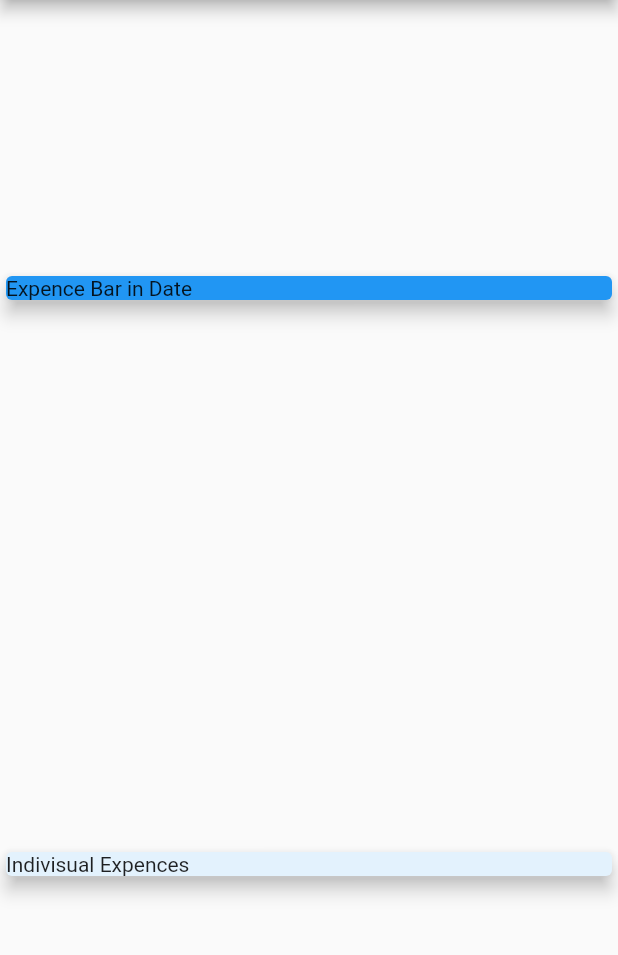
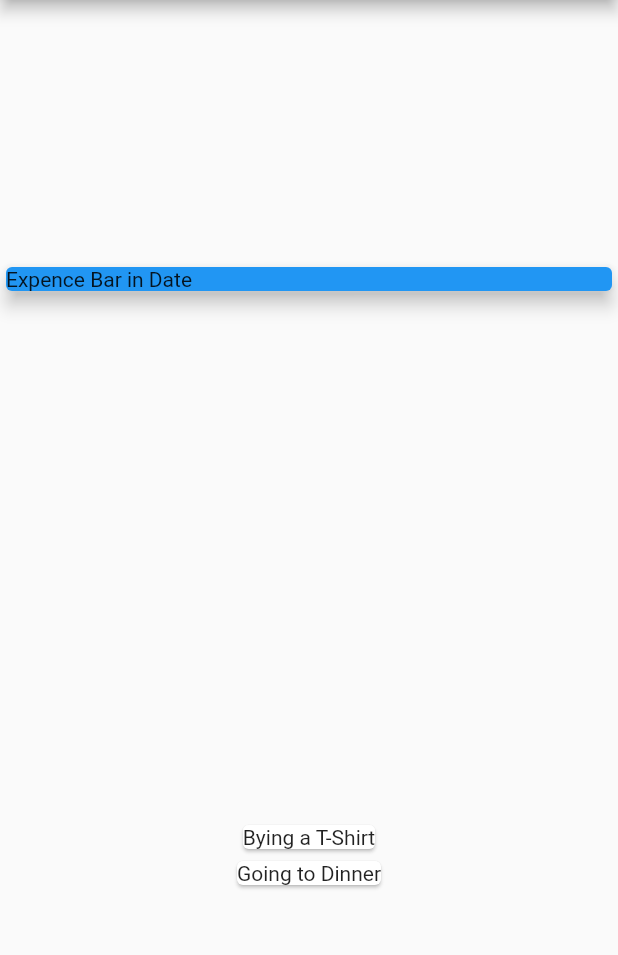
Before and after one commit to soikat77/expence_tracker, a Flutter app: the screen it shows after launch, on a phone screen of 412 x 824 dp, the part 84-1039 px from its top. Run offline on Flutter 3.47's test engine with Material 2 defaults, Android fonts, the phone set to English and light mode, and no system bars.

Commit message:
Indivisual transaction system aded

```diff
--- /dev/null
+++ b/lib/expences.dart
@@ -0,0 +1,15 @@
+import 'package:flutter/material.dart';
+
+class Expences {
+  final String? id;
+  final String? title;
+  final double? ammount;
+  final DateTime? date;
+
+  Expences({
+    @required this.id,
+    @required this.title,
+    @required this.ammount,
+    @required this.date,
+  });
+}
--- a/lib/main.dart
+++ b/lib/main.dart
@@ -1,4 +1,6 @@
 import 'package:flutter/material.dart';
+
+import './expences.dart';
 
 void main() => runApp(MyApp());
 
@@ -6,7 +8,31 @@ class MyApp extends StatelessWidget {
   @override
   Widget build(BuildContext context) {
     return MaterialApp(
-      home: Scaffold(
+      title: 'Expence Tracker',
+      home: MyHomePage(),
+    );
+  }
+}
+
+class MyHomePage extends StatelessWidget {
+  final List<Expences> expences = [
+    Expences(
+      id: 'exp1',
+      title: 'Bying a T-Shirt',
+      ammount: 200.00,
+      date: DateTime.now(),
+    ),
+    Expences(
+      id: 'exp2',
+      title: 'Going to Dinner',
+      ammount: 175.50,
+      date: DateTime.now(),
+    )
+  ];
+
+  @override
+  Widget build(BuildContext context) {
+    return Scaffold(
       appBar: AppBar(
         title: Text('Expence Tracker'),
       ),
@@ -22,16 +48,14 @@ class MyApp extends StatelessWidget {
               child: Text('Expence Bar in Date'),
             ),
           ),
-            Container(
-              width: double.infinity,
-              child: Card(
-                color: Colors.blue[50],
-                elevation: 5,
-                child: Text('Indivisual Expences'),
-              ),
+          Column(
+            children: expences.map((exp) {
+              return Card(
+                child: Text(exp.title!),
+              );
+            }).toList(),
           ),
         ],
-        ),
       ),
     );
   }
```
Lines whose indentation alone changed are shown as unchanged.
